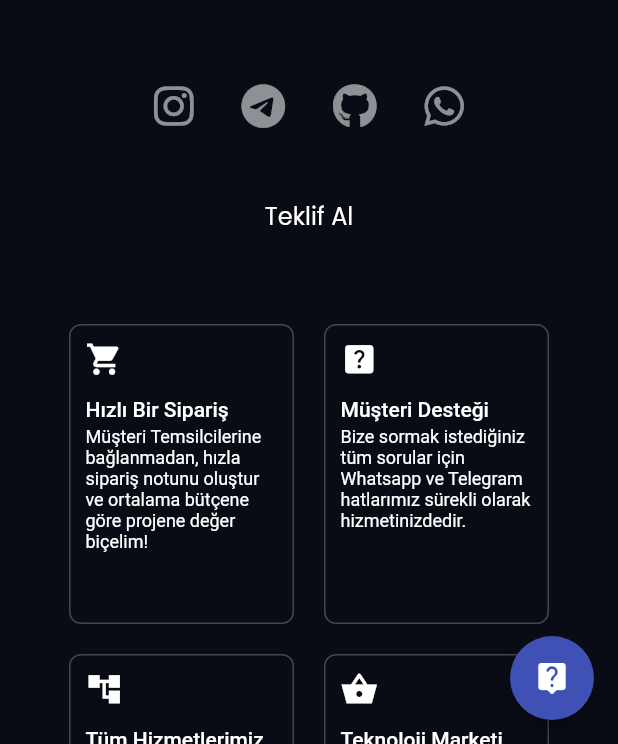
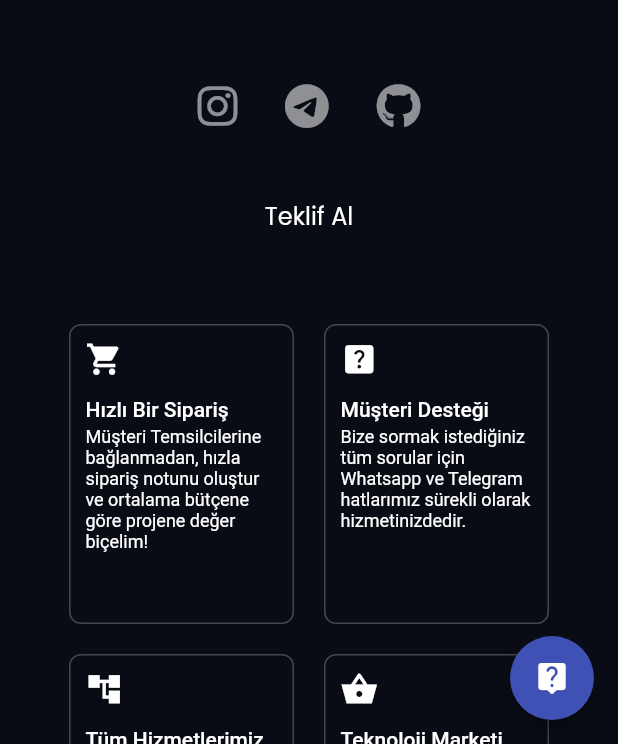
Before and after one commit to JeaFrid/ByBugWeb, a Flutter app: the screen it shows after launch, on a phone screen of 412 x 824 dp, the part 492-1236 px from its top. Run offline on Flutter 3.47's test engine with Material 2 defaults, Android fonts, the light colour scheme and no system bars; our stand-ins replace firebase_auth, firebase_core, firebase_database, font_awesome_flutter, get, google_fonts and 1 more; missing offline and left inert: custom_selectable_text, dart:js; accounts and stored records are empty; generated files the repository leaves out were written again.

Commit message:
22/03/2023 10:37

```diff
--- a/lib/main.dart
+++ b/lib/main.dart
@@ -1,6 +1,14 @@
 import 'package:bybug/page/auth/login.dart';
 import 'package:bybug/page/auth/register.dart';
+import 'package:bybug/page/blog/blog.dart';
+import 'package:bybug/page/blog/blog_add.dart';
+import 'package:bybug/page/extra/mobile_mobile.dart';
+import 'package:bybug/page/locale/color.dart';
+import 'package:bybug/page/locale/comingsoon.dart';
 import 'package:bybug/page/locale/home.dart';
+import 'package:bybug/page/locale/profile.dart';
+import 'package:bybug/page/shop/shop.dart';
+import 'package:bybug/private/add_data.dart';
 import 'package:firebase_core/firebase_core.dart';
 import 'package:flutter/material.dart';
 import 'package:get/get.dart';
@@ -26,6 +34,19 @@ class MyApp extends StatelessWidget {
     return GetMaterialApp(
       debugShowCheckedModeBanner: false,
       title: 'ByBugWeb!',
+      routes: {
+        "/home": (x) => const HomePage(),
+        "/login": (x) => LoginPage(),
+        "/admin": (x) => AddDataPage(),
+        "/menu": (x) => const MobileMenu(),
+        "/register": (x) => RegisterPage(),
+        "/profile": (x) => const ProfilePage(),
+        "/blog": (x) => const HomeBlog(),
+        "/blog/add": (x) => const BlogAdd(),
+        "/comingsoon": (x) => const ComingSoon(),
+        "/shop": (x) => const ShopPage(),
+        "/utils/color-conventer": (x) => ColorConverter(),
+      },
       theme: ThemeData(
         primarySwatch: Colors.indigo,
       ),
--- a/lib/page/blog/blog.dart
+++ b/lib/page/blog/blog.dart
@@ -83,7 +83,9 @@ class _HomeBlogState extends State<HomeBlog> {
       ),
       floatingActionButton: FloatingActionButton(
         onPressed: () {
-          isSing ? Get.to(const BlogAdd()) : Get.to(LoginPage());
+          isSing
+              ? Navigator.of(context).pushNamed("/blog/add")
+              : Navigator.of(context).pushNamed("/login");
         },
         child: const Icon(Icons.add),
       ),
--- a/lib/page/blog/blog_add.dart
+++ b/lib/page/blog/blog_add.dart
@@ -206,7 +206,7 @@ class BlogAddCard extends StatelessWidget {
                               children: [
                                 InkWell(
                                   onTap: () {
-                                    Get.back();
+                                    Navigator.of(context).pop();
                                   },
                                   borderRadius: BorderRadius.circular(10),
                                   child: const Padding(
@@ -502,7 +502,7 @@ class BlogAddCard extends StatelessWidget {
                                           ],
                                         );
                                         message == "successful"
-                                            ? Get.offAll(const HomeBlog())
+                                            ? Navigator.of(context).pushNamed("/blog")
                                             : Get.snackbar(
                                                 "Hata Oluştu!", message);
                                       }),
--- a/lib/page/blog/blog_content.dart
+++ b/lib/page/blog/blog_content.dart
@@ -104,7 +104,7 @@ class _BlogContentState extends State<BlogContent> {
               ),
               floatingActionButton: FloatingActionButton(
                 onPressed: () {
-                  Get.back();
+                  Navigator.of(context).pop();
                 },
                 child: const Icon(Icons.arrow_back),
               ),
--- a/lib/page/extra/mobile_mobile.dart
+++ b/lib/page/extra/mobile_mobile.dart
@@ -25,7 +25,7 @@ class MobileMenu extends StatelessWidget {
               mainAxisAlignment: MainAxisAlignment.spaceBetween,
               children: [
                 InkWell(
-                  onTap: () => Get.back(),
+                  onTap: () => Navigator.of(context).pop(),
                   borderRadius: BorderRadius.circular(5),
                   child: const Padding(
                     padding: EdgeInsets.all(10),
@@ -69,7 +69,7 @@ class MobileMenu extends StatelessWidget {
                     padding: const EdgeInsets.all(8.0),
                     child: CustomButton(
                       title: "ByBugWeb!",
-                      event: () => Get.offAll(const HomePage()),
+                      event: () => Navigator.of(context).pushNamed("/")
                     ),
                   ),
                   const Padding(
--- a/lib/page/locale/comingsoon.dart
+++ b/lib/page/locale/comingsoon.dart
@@ -49,7 +49,7 @@ class ComingSoon extends StatelessWidget {
                   const SizedBox(height: 50),
                   CustomButton(
                     title: "Eve Dön!",
-                    event: () => Get.back(),
+                    event: () => Navigator.of(context).pop(),
                   )
                 ],
               ),
--- a/lib/page/locale/home.dart
+++ b/lib/page/locale/home.dart
@@ -11,6 +11,7 @@ import '../../../skeleton.dart';
 import '../../../theme/color.dart';
 import '../shop/shop.dart';
 import 'fast_order.dart';
+import 'dart:js' as js;
 
 class HomePage extends StatelessWidget {
   const HomePage({super.key});
@@ -65,7 +66,10 @@ class HomePage extends StatelessWidget {
                         hoverColor: Colors.transparent,
                         splashColor: Colors.transparent,
                         highlightColor: Colors.transparent,
-                        onTap: () {},
+                        onTap: () {
+                          js.context.callMethod("open",
+                              ["https://instagram.com/kirmizipatika.ml"]);
+                        },
                         child: const Padding(
                           padding: EdgeInsets.all(8.0),
                           child: FaIcon(
@@ -83,7 +87,10 @@ class HomePage extends StatelessWidget {
                         hoverColor: Colors.transparent,
                         splashColor: Colors.transparent,
                         highlightColor: Colors.transparent,
-                        onTap: () {},
+                        onTap: () {
+                          js.context.callMethod(
+                              "open", ["https://t.me/ByBugOfficial"]);
+                        },
                         child: const Padding(
                           padding: EdgeInsets.all(8.0),
                           child: FaIcon(
@@ -101,29 +108,14 @@ class HomePage extends StatelessWidget {
                         hoverColor: Colors.transparent,
                         splashColor: Colors.transparent,
                         highlightColor: Colors.transparent,
-                        onTap: () {},
+                        onTap: () {
+                          js.context.callMethod(
+                              "open", ["https://github.com/JeaFrid"]);
+                        },
                         child: const Padding(
                           padding: EdgeInsets.all(8.0),
                           child: FaIcon(
                             FontAwesomeIcons.github,
-                            color: Colors.white54,
-                            size: 30,
-                          ),
-                        ),
-                      ),
-                    ),
-                    Padding(
-                      padding: const EdgeInsets.all(8.0),
-                      child: InkWell(
-                        focusColor: Colors.transparent,
-                        hoverColor: Colors.transparent,
-                        splashColor: Colors.transparent,
-                        highlightColor: Colors.transparent,
-                        onTap: () {},
-                        child: const Padding(
-                          padding: EdgeInsets.all(8.0),
-                          child: FaIcon(
-                            FontAwesomeIcons.whatsapp,
                             color: Colors.white54,
                             size: 30,
                           ),
@@ -136,7 +128,8 @@ class HomePage extends StatelessWidget {
                 CustomButton(
                   title: "Teklif Al",
                   event: () {
-                    Get.to(FastOrder());
+                    js.context
+                        .callMethod("open", ["https://t.me/ByBugOfficial"]);
                   },
                 ),
                 const SizedBox(height: 20),
@@ -145,88 +138,88 @@ class HomePage extends StatelessWidget {
                   child: Wrap(
                     children: [
                       IconTitleText(
-                        event: () => Get.to(FastOrder()),
+                        event: () => Navigator.of(context).pushNamed("/comingsoon"),
                         title: "Hızlı Bir Sipariş",
                         subtitle:
                             "Müşteri Temsilcilerine bağlanmadan, hızla sipariş notunu oluştur ve ortalama bütçene göre projene değer biçelim!",
                         icon: Icons.shopping_cart,
                       ),
                       IconTitleText(
-                          event: () => Get.to(const ComingSoon()),
+                          event: () => Navigator.of(context).pushNamed("/comingsoon"),
                           title: "Müşteri Desteği",
                           subtitle:
                               "Bize sormak istediğiniz tüm sorular için Whatsapp ve Telegram hatlarımız sürekli olarak hizmetinizdedir.",
                           icon: Icons.help_center),
                       IconTitleText(
-                          event: () => Get.to(const ComingSoon()),
+                          event: () => Navigator.of(context).pushNamed("/comingsoon"),
                           title: "Tüm Hizmetlerimiz",
                           subtitle:
                               "Birçok aktif hizmetimiz var ve sizler için geliştirmeye devam ediyoruz. Hizmetlerimiz hakkında detaylı bilgi ve destek almak için buraya tıklayın.",
                           icon: Icons.account_tree_sharp),
                       IconTitleText(
-                          event: () => Get.to(const ShopPage()),
+                          event: () => Navigator.of(context).pushNamed("/shop"),
                           title: "Teknoloji Marketi",
                           subtitle:
                               "Birçok yazılım ürününün bulunduğu ByBug Sanal Marketine giderek daha fazla hazır ürünü satın alabilir ve direkt kullanmaya başlayabilirsiniz.",
                           icon: Icons.shopping_basket_sharp),
                       IconTitleText(
-                          event: () => Get.to(const ComingSoon()),
+                          event: () => Navigator.of(context).pushNamed("/comingsoon"),
                           title: "Geliştirici Portalı",
                           subtitle:
                               "Geliştiriciler için ByBug Servislerine, ürün ve hizmetlerine erişim sağlayabilmelerini sağlayan dökümantasyona erişmek çok kolay!",
                           icon: Icons.code),
                       IconTitleText(
                           title: "ByBug Blog",
-                          event: () => Get.to(const HomeBlog()),
+                          event: () => Navigator.of(context).pushNamed("/comingsoon"),
                           subtitle:
                               "Blog yazarlarımız tarafından yayınlanan yazılarımıza ulaşmak, yazılar yayımlamak ve yayımlananları okumak için ByBug Blog'u ziyaret edin.",
                           icon: Icons.code),
                       IconTitleText(
-                          event: () => Get.to(const ComingSoon()),
+                          event: () => Navigator.of(context).pushNamed("/comingsoon"),
                           title: "ByBug Akademi",
                           subtitle:
                               "ByBug Projeler Grubunun sağladığı ByBug Akademi Resmi Web Uygulaması",
                           icon: Icons.web),
                       //Set Divider
                       IconTitleText(
-                        event: () => Get.to(ColorConverter()),
+                        event: () => Navigator.of(context).pushNamed("/utils/color-conventer"),
                         title: "Renk Dönüştürme Aracı",
                         subtitle:
                             "Tasarımcılar için online renk dönüştürme aracı. Hızlı, basit, işlevsel!",
                         icon: Icons.palette,
                       ),
                       IconTitleText(
-                          event: () => Get.to(const ComingSoon()),
+                          event: () => Navigator.of(context).pushNamed("/comingsoon"),
                           title: "Doğal Afet Merkezi",
                           subtitle:
                               "Doğal Afetler hakkında bilgiler, gerekli araçlar ve hızlı iletişim bilgileri hakkında bir araç kümesi.",
                           icon: Icons.health_and_safety),
                       IconTitleText(
-                          event: () => Get.to(const ComingSoon()),
+                          event: () => Navigator.of(context).pushNamed("/comingsoon"),
                           title: "ByBug Sineması",
                           subtitle:
                               "ByBug geliştiricilerinin ve editörlerinin tavsiye ettiği filmler ve hakkında yorumlamalar. Film mi arıyorsun? O halde seni şöyle alalım!",
                           icon: Icons.movie),
                       IconTitleText(
-                          event: () => Get.to(const ComingSoon()),
+                          event: () => Navigator.of(context).pushNamed("/comingsoon"),
                           title: "Kariyer",
                           subtitle:
                               "ByBug'da çalışmak ister misin? ByBug'da Grafik Tasarım, Flutter Developer, Flutter Mentor gibi birçok alanda görev yapabilirsiniz.",
                           icon: Icons.group),
                       IconTitleText(
-                          event: () => Get.to(const ComingSoon()),
+                          event: () => Navigator.of(context).pushNamed("/comingsoon"),
                           title: "Tüm Hizmetlerimiz",
                           subtitle:
                               "ByBug size neler sunar? İşte tüm hizmetlerimizin bir listesi!",
                           icon: Icons.description),
                       IconTitleText(
                           title: "Çok Yakında!",
-                          event: () => Get.to(const ComingSoon()),
+                          event: () => Navigator.of(context).pushNamed("/comingsoon"),
                           subtitle:
                               "Buraya çok yakında yeni bir modül eklenecektir.",
                           icon: Icons.punch_clock_rounded),
                       IconTitleText(
-                          event: () => Get.to(const ComingSoon()),
+                          event: () => Navigator.of(context).pushNamed("/comingsoon"),
                           title: "Çok Yakında!",
                           subtitle:
                               "Buraya çok yakında yeni bir modül eklenecektir.",
--- a/lib/page/shop/content.dart
+++ b/lib/page/shop/content.dart
@@ -55,7 +55,7 @@ class ShopContent extends StatelessWidget {
                             children: [
                               InkWell(
                                 onTap: () {
-                                  Get.back();
+                                  Navigator.of(context).pop();
                                 },
                                 child: Container(
                                   decoration: BoxDecoration(
--- a/lib/page/shop/shop.dart
+++ b/lib/page/shop/shop.dart
@@ -93,7 +93,7 @@ class _ShopPageState extends State<ShopPage> {
                                 icon: Icons.home,
                                 text: "Eve Dön",
                                 function: () {
-                                  Get.back();
+                                  Navigator.of(context).pop();
                                 },
                               ),
                             ],
```
Also changed, not shown: lib/page/auth/login.dart (+10 -11 lines), lib/page/auth/register.dart (+8 -8 lines), lib/page/locale/profile.dart (+4 -3 lines), lib/skeleton.dart (+13 -13 lines).
